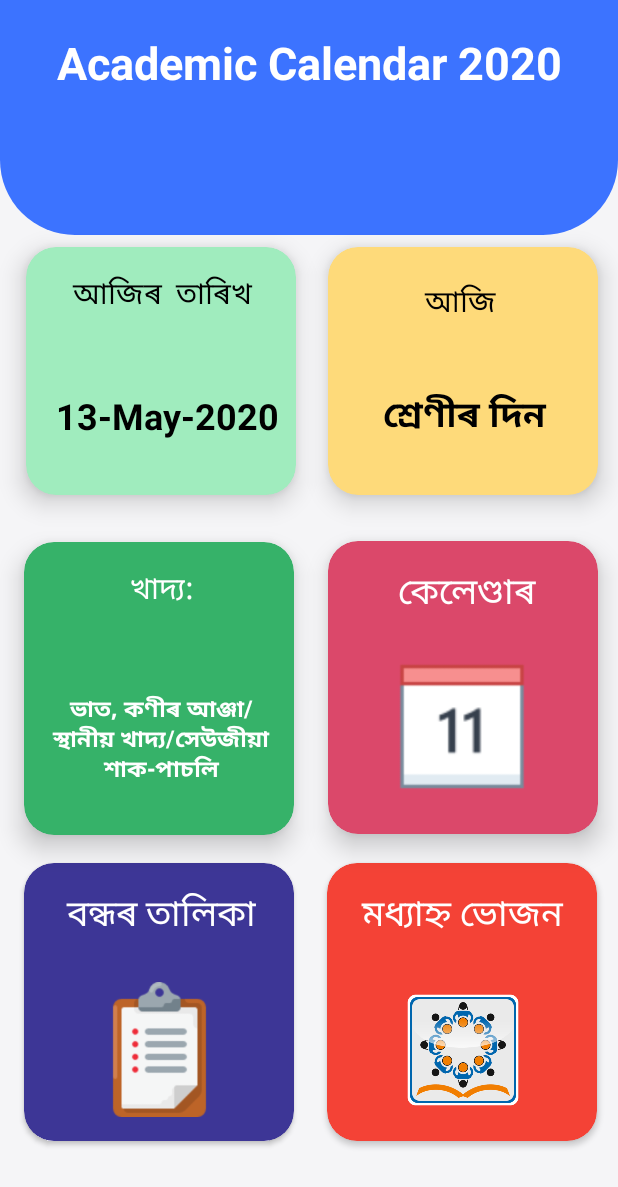
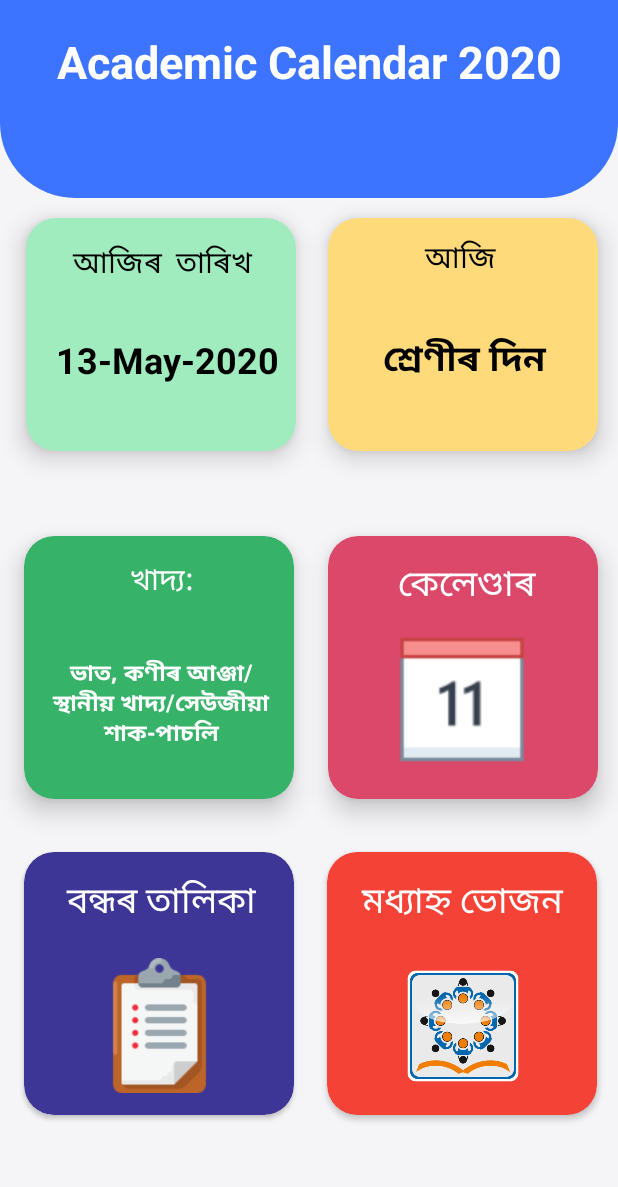
Before and after one commit to DebarshiSonowal/Academic_Calendar_2020, an Android app: the screen it shows after launch (MainActivity), on a phone screen of 412 x 824 dp. Shown: the top 1187 px of the screen. Run offline under Robolectric (Android 15) with nearby library versions, the phone set to English and light mode, and no system bars; our stand-ins replace AdMob.

Commit message:
Fixed UI for any resolution

```diff
--- a/app/src/main/res/layout/activity_main.xml
+++ b/app/src/main/res/layout/activity_main.xml
@@ -13,7 +13,7 @@
         android:layout_width="wrap_content"
         android:layout_height="wrap_content"
         android:orientation="horizontal"
-        app:layout_constraintGuide_percent="0.93" />
+        app:layout_constraintGuide_percent="0.91" />
 
     <androidx.constraintlayout.widget.Guideline
         android:id="@+id/guideline12"
@@ -27,28 +27,28 @@
         android:layout_width="wrap_content"
         android:layout_height="wrap_content"
         android:orientation="horizontal"
-        app:layout_constraintGuide_percent="0.41" />
+        app:layout_constraintGuide_percent="0.38" />
 
     <androidx.constraintlayout.widget.Guideline
         android:id="@+id/guideline11"
         android:layout_width="wrap_content"
         android:layout_height="wrap_content"
         android:orientation="horizontal"
-        app:layout_constraintGuide_percent="0.19" />
+        app:layout_constraintGuide_percent="0.16" />
 
     <androidx.constraintlayout.widget.Guideline
         android:id="@+id/guideline10"
         android:layout_width="wrap_content"
         android:layout_height="wrap_content"
         android:orientation="horizontal"
-        app:layout_constraintGuide_percent="0.68" />
+        app:layout_constraintGuide_percent="0.65" />
 
     <androidx.constraintlayout.widget.Guideline
         android:id="@+id/guideline9"
         android:layout_width="wrap_content"
         android:layout_height="wrap_content"
         android:orientation="horizontal"
-        app:layout_constraintGuide_percent="0.69" />
+        app:layout_constraintGuide_percent="0.68" />
 
     <com.google.android.gms.ads.AdView
         android:id="@+id/adView"
@@ -58,13 +58,14 @@
         app:adUnitId="ca-app-pub-7260156644744320/3250414212"
         app:layout_constraintBottom_toTopOf="@+id/guideline4"
         app:layout_constraintEnd_toEndOf="parent"
+        app:layout_constraintHorizontal_bias="0.494"
         app:layout_constraintStart_toStartOf="parent"
         app:layout_constraintTop_toTopOf="@+id/guideline13"
         app:layout_constraintVertical_bias="1.0" />
 
     <androidx.cardview.widget.CardView
         android:layout_width="180dp"
-        android:layout_height="185dp"
+        android:layout_height="175dp"
         android:background="#1F1F1F"
         android:elevation="8dp"
         app:cardBackgroundColor="#F44236"
@@ -114,7 +115,7 @@
     <androidx.cardview.widget.CardView
         android:id="@+id/cardView3"
         android:layout_width="180dp"
-        android:layout_height="185dp"
+        android:layout_height="175dp"
         android:background="#1F1F1F"
         android:elevation="8dp"
         app:cardBackgroundColor="#3D3696"
@@ -163,7 +164,7 @@
 
     <androidx.cardview.widget.CardView
         android:layout_width="180dp"
-        android:layout_height="195dp"
+        android:layout_height="175dp"
         android:elevation="8dp"
         app:cardBackgroundColor="#DB486A"
         app:cardCornerRadius="20dp"
@@ -213,7 +214,7 @@
     <androidx.cardview.widget.CardView
         android:id="@+id/cardView"
         android:layout_width="180dp"
-        android:layout_height="195dp"
+        android:layout_height="175dp"
         android:elevation="12dp"
         app:cardBackgroundColor="#36B269"
         app:cardCornerRadius="20dp"
@@ -272,7 +273,7 @@
 
     <androidx.cardview.widget.CardView
         android:layout_width="180dp"
-        android:layout_height="165dp"
+        android:layout_height="155dp"
         android:elevation="12dp"
         app:cardBackgroundColor="#FEDA7A"
         app:cardCornerRadius="20dp"
@@ -292,7 +293,7 @@
                 android:id="@+id/status_view"
                 android:layout_width="169dp"
                 android:layout_height="35dp"
-                android:layout_marginBottom="36dp"
+                android:layout_marginBottom="44dp"
                 android:gravity="center"
                 android:textAlignment="center"
                 android:textColor="#000000"
@@ -327,7 +328,7 @@
     <androidx.cardview.widget.CardView
         android:id="@+id/cardView2"
         android:layout_width="180dp"
-        android:layout_height="165dp"
+        android:layout_height="155dp"
         android:layout_marginStart="8dp"
         android:elevation="12dp"
         app:cardBackgroundColor="#A0ECBE"
@@ -347,7 +348,7 @@
                 android:id="@+id/date_view2"
                 android:layout_width="161dp"
                 android:layout_height="41dp"
-                android:layout_marginBottom="32dp"
+                android:layout_marginBottom="40dp"
                 android:gravity="center"
                 android:textAlignment="center"
                 android:textColor="#000000"
```
Also changed, not shown: app/src/main/res/layout/activity_main2.xml (+12 -11 lines), app/src/main/res/layout/activity_main3.xml (+41 -30 lines), app/src/main/res/layout/activity_main4.xml (+34 -21 lines), app/src/main/res/drawable-v24/caledar.png (deleted).
